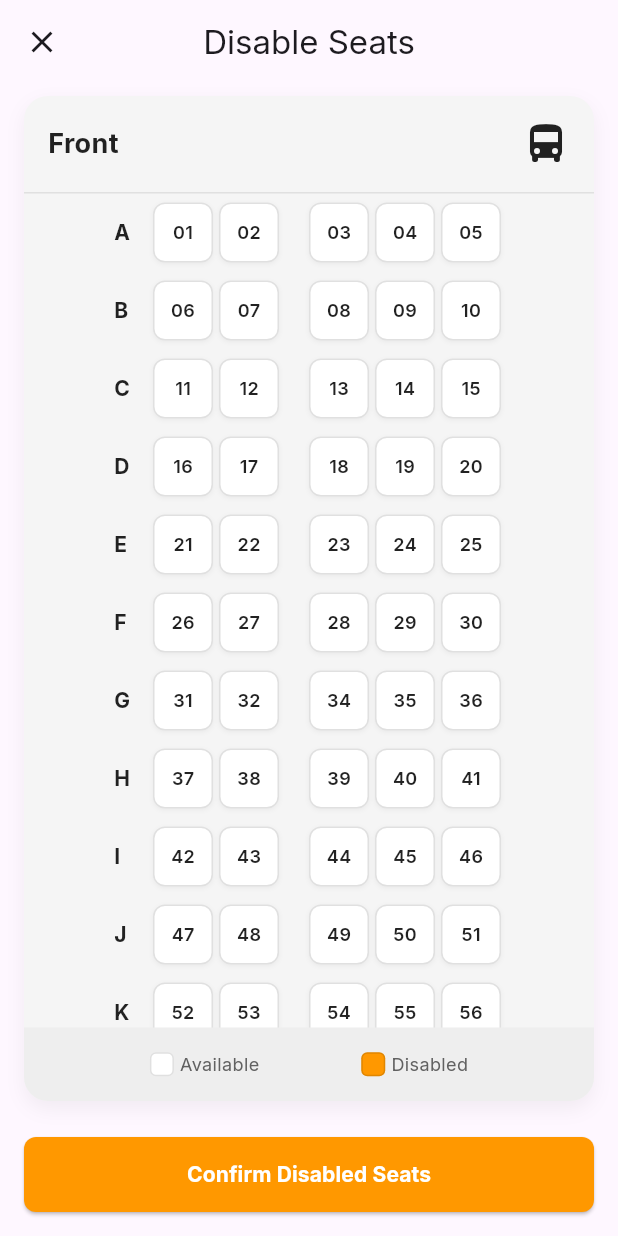
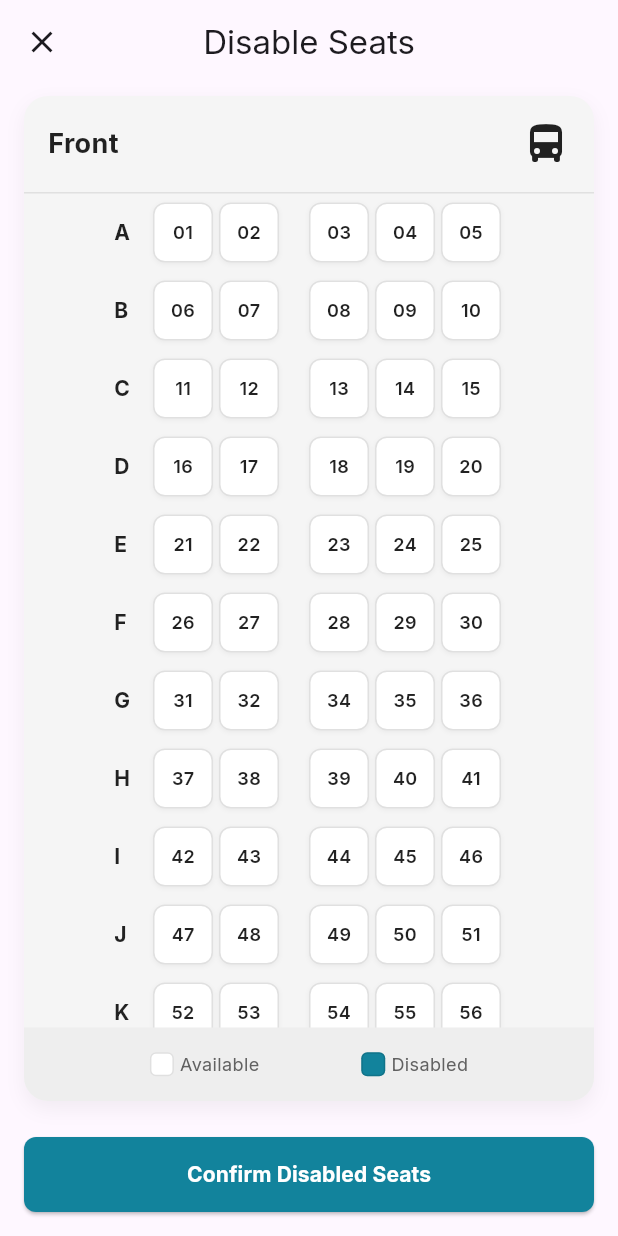
Before and after one commit to udithgunasekara/UEE_BusTicketBooking, a Flutter app: the DisableSeatsScreen screen opened directly with sample values from the repository, on a phone screen of 412 x 824 dp. Run offline on Flutter 3.47's test engine with Material 3 defaults, Android fonts, the phone set to English and light mode, and no system bars; our stand-ins replace cloud_firestore, firebase_auth, firebase_core, firebase_storage, google_fonts, image_picker and 4 more; missing offline and left inert: dart:ffi, mobile_scanner; accounts and stored records are empty.

Commit message:
seat updated

```diff
--- a/swiftbus/lib/SeatStructure/screens/disable_seats_screen.dart
+++ b/swiftbus/lib/SeatStructure/screens/disable_seats_screen.dart
@@ -47,13 +47,13 @@ class _DisableSeatsScreenState extends State<DisableSeatsScreen> {
                 onSeatTap: _toggleSeatDisabled,
                 seatColor: (seatNumber) {
                   if (disabledSeats.contains(seatNumber)) {
-                    return Color(0xffff9800); // Color for disabled seats
+                    return Color(0xFF12839C); // Color for disabled seats
                   }
                   return Colors.white; // Color for available seats
                 },
                 legendItems: [
                   LegendItem(color: Colors.white, label: 'Available'),
-                  LegendItem(color: Color(0xffff9800), label: 'Disabled'),
+                  LegendItem(color: Color(0xFF12839C), label: 'Disabled'),
                 ],
               ),
             ),
@@ -77,7 +77,8 @@ class _DisableSeatsScreenState extends State<DisableSeatsScreen> {
           ),
         ),
         style: ElevatedButton.styleFrom(
-          backgroundColor: Color(0xffff9800),
+          backgroundColor:
+              Color(0xFF12839C), // Updated to match the disabled seat color
           minimumSize: Size(double.infinity, 50),
           shape: RoundedRectangleBorder(
             borderRadius: BorderRadius.circular(8),
```
